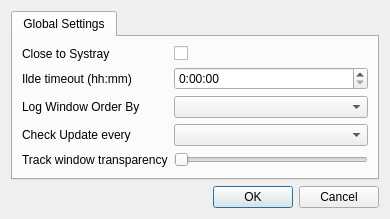
Qt form djon/view/dialogsettings.ui (crossleyjuan/djon) before a commit.
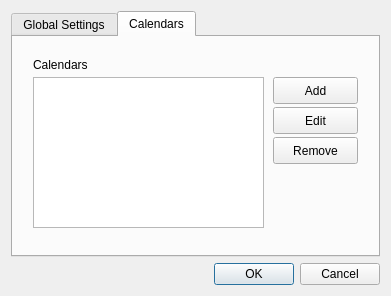
The same form after that commit.

Diff of the .ui file:
```diff
--- a/djon/view/dialogsettings.ui
+++ b/djon/view/dialogsettings.ui
@@ -6,8 +6,8 @@
    <rect>
     <x>0</x>
     <y>0</y>
-    <width>390</width>
-    <height>210</height>
+    <width>391</width>
+    <height>296</height>
    </rect>
   </property>
   <property name="windowTitle">
@@ -19,7 +19,7 @@
      <item>
       <widget class="QTabWidget" name="tab_2">
        <property name="currentIndex">
-        <number>0</number>
+        <number>1</number>
        </property>
        <widget class="QWidget" name="tab">
         <attribute name="title">
@@ -96,6 +96,73 @@
          </item>
         </layout>
        </widget>
+       <widget class="QWidget" name="tab_3">
+        <attribute name="title">
+         <string>Calendars</string>
+        </attribute>
+        <widget class="QLabel" name="label_6">
+         <property name="geometry">
+          <rect>
+           <x>20</x>
+           <y>20</y>
+           <width>61</width>
+           <height>16</height>
+          </rect>
+         </property>
+         <property name="text">
+          <string>Calendars</string>
+         </property>
+        </widget>
+        <widget class="QListWidget" name="calendarList">
+         <property name="geometry">
+          <rect>
+           <x>20</x>
+           <y>40</y>
+           <width>231</width>
+           <height>151</height>
+          </rect>
+         </property>
+        </widget>
+        <widget class="QPushButton" name="addCalendarButton">
+         <property name="geometry">
+          <rect>
+           <x>260</x>
+           <y>40</y>
+           <width>85</width>
+           <height>27</height>
+          </rect>
+         </property>
+         <property name="text">
+          <string>Add</string>
+         </property>
+        </widget>
+        <widget class="QPushButton" name="removeCalendarButton">
+         <property name="geometry">
+          <rect>
+           <x>260</x>
+           <y>100</y>
+           <width>85</width>
+           <height>27</height>
+          </rect>
+         </property>
+         <property name="text">
+          <string>Remove</string>
+         </property>
+        </widget>
+        <widget class="QPushButton" name="editCalendarButton">
+         <property name="geometry">
+          <rect>
+           <x>260</x>
+           <y>70</y>
+           <width>85</width>
+           <height>27</height>
+          </rect>
+         </property>
+         <property name="text">
+          <string>Edit</string>
+         </property>
+        </widget>
+       </widget>
       </widget>
      </item>
     </layout>
```
